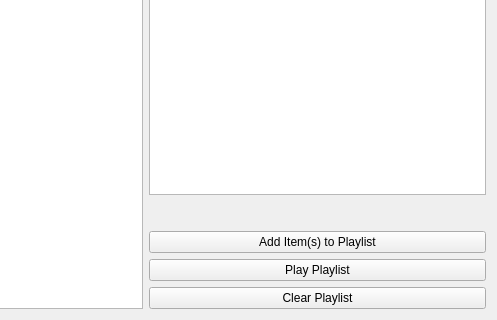
Qt form mainwindow.ui (madsprinkler219/QT_VLC_Media_Player) before a commit; both pictures show x 750 to 1247 and y 402 to 722 of the 1247 by 722 pixel window.
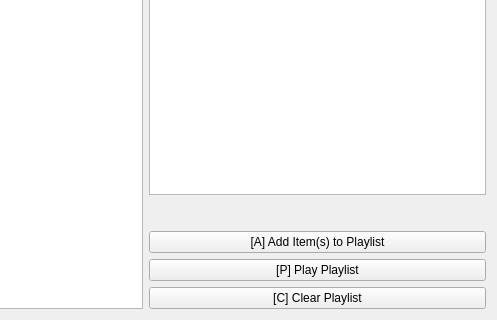
The same form after that commit.

Commit message: Added key press events for playlist options

The edit to the form file:
```diff
--- a/mainwindow.ui
+++ b/mainwindow.ui
@@ -146,21 +146,21 @@
       <item>
        <widget class="QPushButton" name="pushButton_6">
         <property name="text">
-         <string>Add Item(s) to Playlist</string>
+         <string>[A] Add Item(s) to Playlist</string>
         </property>
        </widget>
       </item>
       <item>
        <widget class="QPushButton" name="pushButton_7">
         <property name="text">
-         <string>Play Playlist</string>
+         <string>[P] Play Playlist</string>
         </property>
        </widget>
       </item>
       <item>
        <widget class="QPushButton" name="pushButton_8">
         <property name="text">
-         <string>Clear Playlist</string>
+         <string>[C] Clear Playlist</string>
         </property>
        </widget>
       </item>
```
The commit also changes 1 other file.
